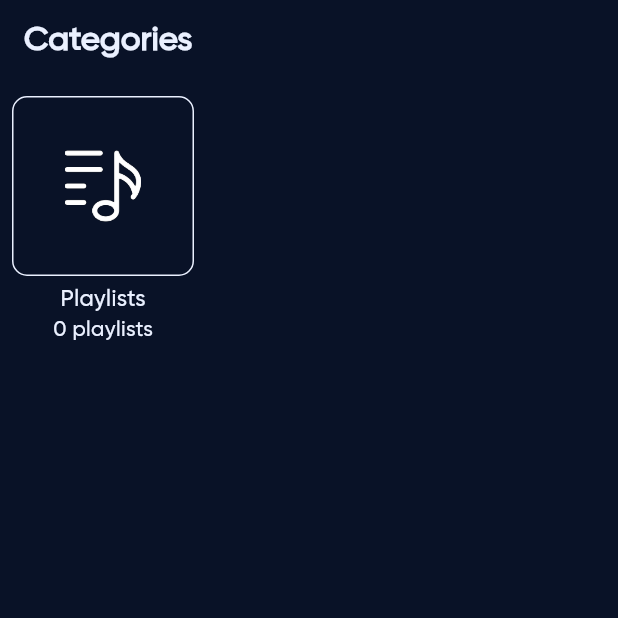
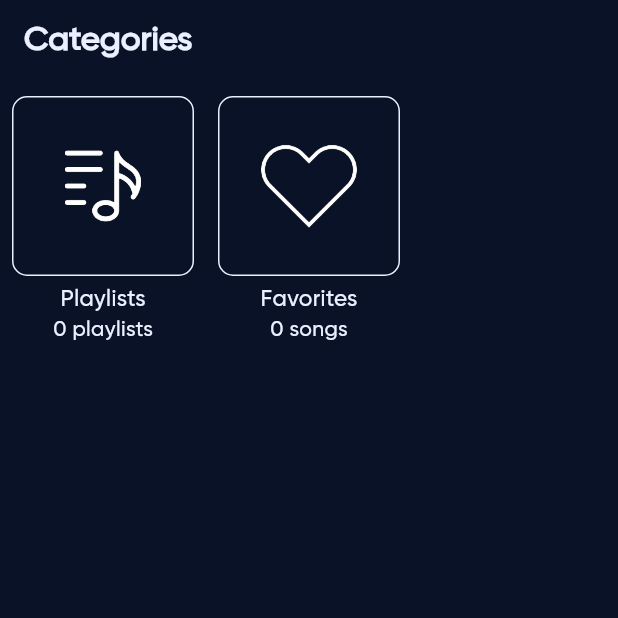
Before and after one commit to sayedali-2129/MuseFlow_Music_Player, a Flutter app: the CategoriesScreen screen opened directly, on a phone screen of 412 x 824 dp, the top half of it. Run offline on Flutter 3.47's test engine with Material 3 defaults, Android fonts, the phone set to English and light mode, and no system bars; our stand-ins replace firebase_auth, firebase_core, just_audio, lottie, on_audio_query, permission_handler; accounts and stored records are empty.

Commit message:
playlist updated

```diff
--- a/lib/controller/playlist_controller.dart
+++ b/lib/controller/playlist_controller.dart
@@ -8,8 +8,9 @@ class PlaylistController with ChangeNotifier {
   List<MySongsModel> allSongsList = [];
 
   List<PlayListModelList> playlists = [];
+  List<MySongsModel> playlistSongsadd = [];
 
-  List<MySongsModel> playlistSongsadd = [];
+  List<MySongsModel> favorites = [];
 
   newPlaylist(String? name, String? count) {
     playlists.add(PlayListModelList(name: name!, count: count!));
@@ -23,6 +24,16 @@ class PlaylistController with ChangeNotifier {
 
   addSongToPlalist(MySongsModel songs, BuildContext context) {
     playlistSongsadd.add(songs);
+    notifyListeners();
+  }
+
+  addToFavorites(MySongsModel favoriteSongs, BuildContext context) {
+    favorites.add(favoriteSongs);
+    notifyListeners();
+  }
+
+  removeFavorite(int index) {
+    favorites.removeAt(index);
     notifyListeners();
   }
 
--- a/lib/view/categories/categoriesScreen.dart
+++ b/lib/view/categories/categoriesScreen.dart
@@ -1,6 +1,8 @@
 import 'package:flutter/material.dart';
 import 'package:music_player/controller/playlist_controller.dart';
 import 'package:music_player/utils/color_constants.dart';
+import 'package:music_player/utils/png_icons.dart';
+import 'package:music_player/view/categories/favorites_screen/favorites_screen.dart';
 import 'package:music_player/view/categories/play_list_screen/play_list_screen.dart';
 import 'package:music_player/view/categories/widgets/category_container.dart';
 import 'package:provider/provider.dart';
@@ -31,9 +33,19 @@ class CategoriesScreen extends StatelessWidget {
           CategoryContainer(
               name: "Playlists",
               count: "${plalistProvider.playlists.length} playlists",
+              icon: IconsPng.playLsitPng,
               onTap: () {
                 Navigator.push(context,
                     MaterialPageRoute(builder: (context) => PlayListScreen()));
+              }),
+          CategoryContainer(
+              name: "Favorites",
+              count: "${plalistProvider.favorites.length} songs",
+              icon: IconsPng.heartPng,
+              iconScale: 20,
+              onTap: () {
+                Navigator.push(context,
+                    MaterialPageRoute(builder: (context) => FavoriteScreen()));
               }),
         ],
       ),
--- a/lib/view/categories/widgets/category_container.dart
+++ b/lib/view/categories/widgets/category_container.dart
@@ -1,17 +1,19 @@
 import 'package:flutter/material.dart';
 import 'package:music_player/utils/color_constants.dart';
-import 'package:music_player/utils/png_icons.dart';
 
 class CategoryContainer extends StatelessWidget {
   const CategoryContainer(
       {super.key,
       required this.name,
       required this.count,
-      required this.onTap});
+      required this.onTap,
+      required this.icon,
+      this.iconScale = 10});
   final String name;
   final String count;
   final onTap;
-
+  final String icon;
+  final double iconScale;
   @override
   Widget build(BuildContext context) {
     final kHeight5 = SizedBox(height: 5);
@@ -32,10 +34,8 @@ class CategoryContainer extends StatelessWidget {
                   borderRadius: BorderRadius.circular(10),
                   border: Border.all(color: ConstantColors.themeWhiteColor),
                   image: DecorationImage(
-                      image: AssetImage(
-                        IconsPng.playLsitPng,
-                      ),
-                      scale: 10,
+                      image: AssetImage(icon),
+                      scale: iconScale,
                       invertColors: true),
                 ),
                 // child: Icon(
--- a/lib/view/home_screen/home_screen.dart
+++ b/lib/view/home_screen/home_screen.dart
@@ -99,6 +99,7 @@ class _HomeScreenState extends State<HomeScreen> {
                       context,
                       MaterialPageRoute(
                         builder: (context) => PlaynowScreen(
+                            index: index,
                             songData: playerController.allSongsList),
                       ));
                 },
```
Also changed, not shown: lib/view/categories/favorites_screen/favorite_list_tile.dart (added, +71 -0 lines), lib/view/categories/favorites_screen/favorites_screen.dart (added, +82 -0 lines), lib/view/play_now_screen/play_now_screen.dart (+23 -4 lines), assets/icons png/heart.png, 1 other file.
